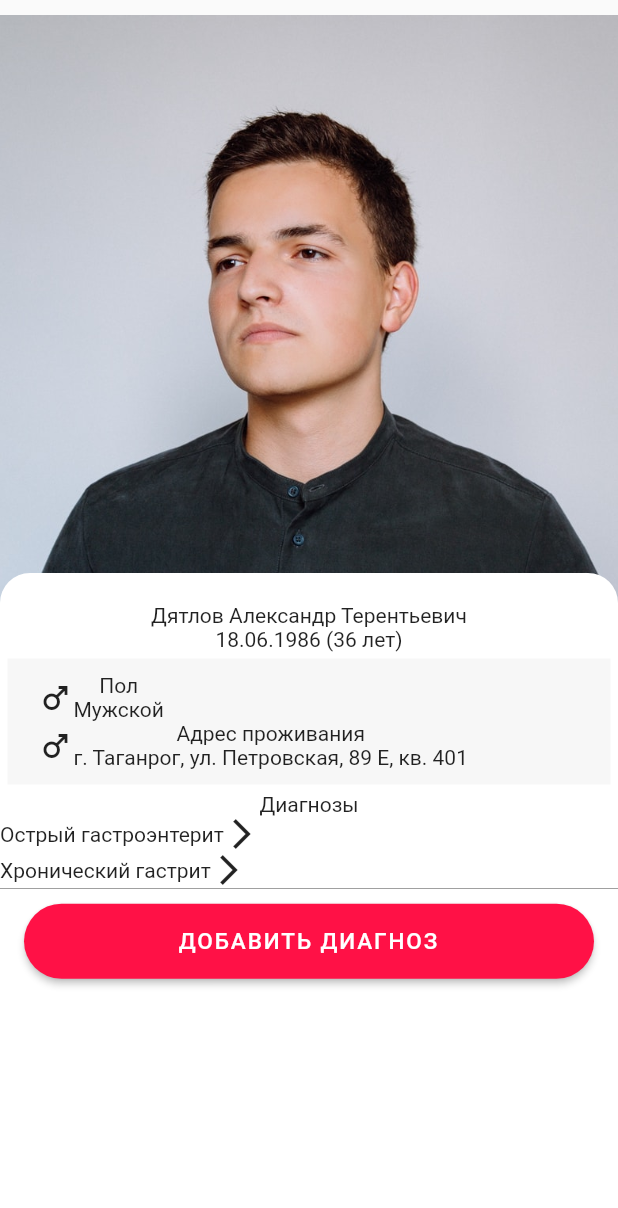
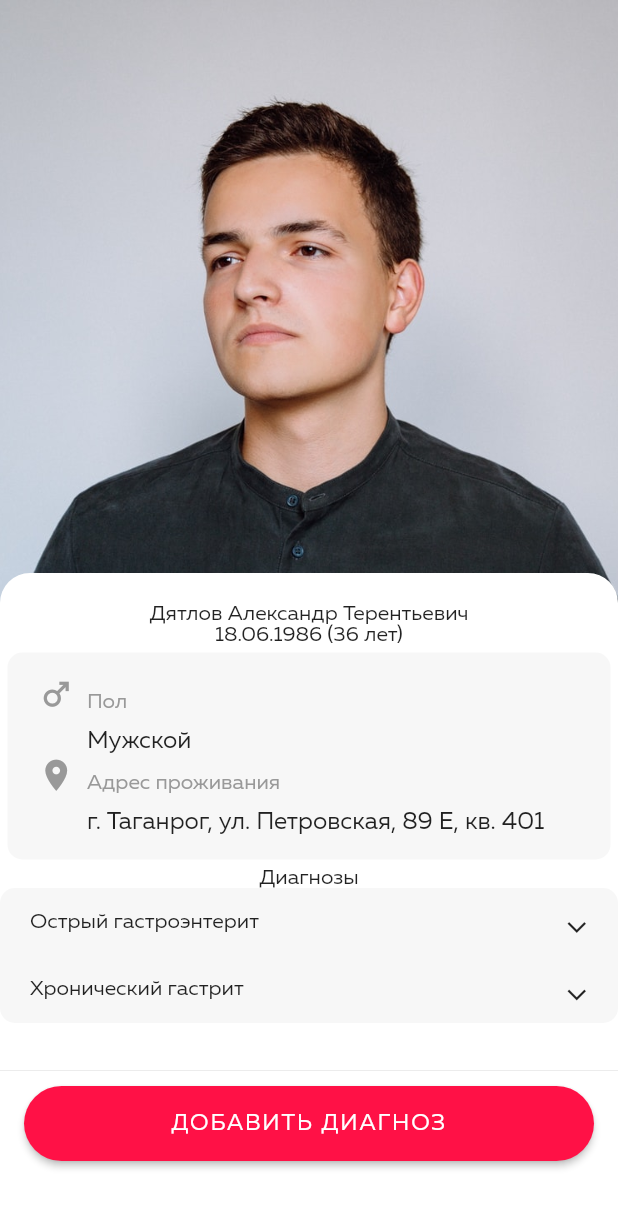
Before and after one commit to VasyaSmolyar/med_app, a Flutter app: the CardScreen screen opened directly with sample values from the repository, on a phone screen of 412 x 824 dp. Shown: the top 1208 px of the screen. Run offline on Flutter 3.47's test engine with Material 2 defaults, Android fonts, the phone set to English and light mode, and no system bars; our stand-ins replace bloc, flutter_bloc, flutter_slidable; missing offline and left inert: flutter_form_bloc; project files that could hold a hidden picture were left out.

Commit message:
Feat: card page styling

```diff
--- a/lib/screens/card_screen.dart
+++ b/lib/screens/card_screen.dart
@@ -24,6 +24,7 @@ class CardScreen extends StatelessWidget {
               pacient.image ?? 'assets/default.png',
               width: MediaQuery.of(context).size.width,
               height: MediaQuery.of(context).size.width,
+              fit: BoxFit.cover
             ),
           ),
           Container(
@@ -40,17 +41,25 @@ class CardScreen extends StatelessWidget {
             height: MediaQuery.of(context).size.height - MediaQuery.of(context).size.width + topPadding + 10,
             child: Column(
               children: [
+                Expanded(
+                  child: Column(
+                    children: [
                       Text(pacient.fullName),
                       Text(pacient.birthString),
                       Container(
                         decoration: const BoxDecoration(
-                    color: Color.fromRGBO(153, 153, 153, 0.08)
+                          color: Color.fromRGBO(153, 153, 153, 0.08),
+                          borderRadius: BorderRadius.all(
+                            Radius.circular(10),
+                          ),
                         ),
                         margin: const EdgeInsets.all(5.0),
                         padding: const EdgeInsets.symmetric(
                           horizontal: 20.0,
                           vertical: 10.0
                         ),
+                        child: Container(
+                          padding: const EdgeInsets.symmetric(vertical: 5),
                           child: Column(
                             children: [
                               TextTile(
@@ -59,19 +68,25 @@ class CardScreen extends StatelessWidget {
                                 subtitle: pacient.sexTitle
                               ),
                               TextTile(
-                        icon: pacient.sex == Sex.male ? Icons.male : Icons.female,
+                                icon: Icons.place,
                                 title: 'Адрес проживания',
                                 subtitle: pacient.address
                               ),
                             ]
                           ),
                         ),
+                      ),
                       DiagnosisCard(
                         diagnosises: pacient.diagnoses
                       ),
-                BottomPanel(
+                    ],
+                  ),
+                ),
+                Align(
+                  child: BottomPanel(
                     text: 'Добавить диагноз',
                     onTap: () {},
+                  ),
                 )
               ]
             ),
--- a/lib/screens/list_screen.dart
+++ b/lib/screens/list_screen.dart
@@ -18,10 +18,7 @@ class ListScreen extends StatelessWidget {
         return Scaffold(
           body: Column(
             children: [
-              const SizedBox(
-                height: 100,
-                child: TextHeader(header: 'Список пациентов')
-              ),
+              const TextHeader(header: 'Список пациентов'),
               Expanded(child: PacientList(pacients: state.pacients)),
               BottomPanel(
                 text: 'Добавить пациента',
--- a/lib/widgets/bottom_panel.dart
+++ b/lib/widgets/bottom_panel.dart
@@ -26,7 +26,7 @@ class BottomPanel extends StatelessWidget {
       width: MediaQuery.of(context).size.width,
       decoration: const BoxDecoration(
         border: Border(
-          top: BorderSide(width: 0.5, color: Color.fromRGBO(0, 0, 0, 0.5)),
+          top: BorderSide(width: 0.5, color: Color.fromRGBO(0, 0, 0, 0.1)),
         ),
       ),
       child: SizedBox(
--- a/lib/widgets/diagnosis_card.dart
+++ b/lib/widgets/diagnosis_card.dart
@@ -13,16 +13,29 @@ class DiagnosisCard extends StatelessWidget {
   Widget build(BuildContext context) {
     return Column(
       children: [
-        Text('Диагнозы'),
+        const Text('Диагнозы'),
         Container(
+          decoration: const BoxDecoration(
+            color: Color.fromRGBO(153, 153, 153, 0.08),
+            borderRadius: BorderRadius.all(
+              Radius.circular(10),
+            ),
+          ),
           child: Column(
             children:
               diagnosises.map((e) {
-                return Row(
-                  children: [
-                    Text(e.title),
-                    const Icon(Icons.arrow_forward_ios)
-                  ],
+                return Padding(
+                  padding: const EdgeInsets.symmetric(vertical: 15.0, horizontal: 20),
+                  child: Row(
+                    mainAxisAlignment: MainAxisAlignment.spaceBetween,
+                    children: [
+                      Text(e.title),
+                      const RotationTransition(
+                        turns: AlwaysStoppedAnimation(-90 / 360),
+                        child: Icon(Icons.arrow_back_ios, size: 15,)
+                      )
+                    ],
+                  ),
                 );
               }).toList(),
           ),
--- a/lib/widgets/pacient_list.dart
+++ b/lib/widgets/pacient_list.dart
@@ -13,7 +13,21 @@ class PacientList extends StatelessWidget {
 
   @override
   Widget build(BuildContext context) {
-    return ListView.builder(
+    const topPadding = 25.0;
+
+    return Container(
+      decoration: const BoxDecoration(
+        boxShadow: [
+          BoxShadow(color: Color.fromRGBO(0, 0, 0, 0.1), spreadRadius: 0.5)
+        ],
+        borderRadius: BorderRadius.only(
+          topLeft: Radius.circular(topPadding),
+          topRight: Radius.circular(topPadding)
+        ),
+        color: Colors.white
+      ),
+      //padding: const EdgeInsets.only(top: topPadding),
+      child: ListView.builder(
         itemCount: pacients.length,
         itemBuilder: (BuildContext context, int index) {
           return Slidable(
@@ -34,6 +48,12 @@ class PacientList extends StatelessWidget {
 
             child: GestureDetector(
               onTap: () => Navigator.pushNamed(context, CardScreen.name, arguments: pacients[index]),
+              child: Container(
+                decoration: const BoxDecoration(
+                  border: Border(
+                    bottom: BorderSide(width: 0.5, color: Color.fromRGBO(0, 0, 0, 0.1)),
+                  ),
+                ),
                 child: ListTile(
                   leading: Image.asset(
                     pacients[index].image ?? 'assets/default.png',
@@ -42,11 +62,16 @@ class PacientList extends StatelessWidget {
                   ),
                   subtitle: Text(pacients[index].birthString),
                   title: Text(pacients[index].initials),
-              trailing: const Icon(Icons.more_vert),
+                  trailing: const Icon(
+                    Icons.arrow_forward_ios,
+                    size: 15
+                  ),
+                ),
               ),
             ),
           );
         }
+      ),
     );
   }
 }
--- a/lib/widgets/text_header.dart
+++ b/lib/widgets/text_header.dart
@@ -11,7 +11,7 @@ class TextHeader extends StatelessWidget {
   @override
   Widget build(BuildContext context) {
     return Padding(
-      padding: const EdgeInsets.only(top: 50, bottom: 10),
+      padding: const EdgeInsets.only(top: 40, bottom: 10),
       child: Text(
         textAlign: TextAlign.center,
         style: const TextStyle(
--- a/lib/widgets/text_tile.dart
+++ b/lib/widgets/text_tile.dart
@@ -14,15 +14,46 @@ class TextTile extends StatelessWidget {
 
   @override
   Widget build(BuildContext context) {
-    return Row(
+
+    return Column(
       children: [
-        Icon(icon),
-        Column(
+        Row(
+          crossAxisAlignment: CrossAxisAlignment.end,
           children: [
-            Text(title),
-            Text(subtitle)
+            Padding(
+              padding: const EdgeInsets.only(right: 8.0),
+              child: Icon(icon, size: 25, color: const Color.fromRGBO(153, 153, 153, 1)),
+            ),
+            Text(
+              title,
+              style: const TextStyle(color: Color.fromRGBO(153, 153, 153, 1)),
+              textAlign: TextAlign.center
+            ),
           ],
-        )
+        ),
+        Padding(
+          padding: const EdgeInsets.only(top: 4.0),
+          child: Row(
+            crossAxisAlignment: CrossAxisAlignment.center,
+            children: [
+              Padding(
+                padding: const EdgeInsets.only(right: 8.0,),
+                child: Icon(icon, size: 25, color: Colors.transparent,),
+              ),
+              Flexible(
+                child: Text(
+                  subtitle,
+                  maxLines: 2,
+                  //textAlign: TextAlign.justify,
+                  style: const TextStyle(
+                    fontSize: 16,
+                    height: 1.5
+                  ),
+                ),
+              ),
+            ],
+          ),
+        ),
       ],
     );
   }
--- a/pubspec.yaml
+++ b/pubspec.yaml
@@ -80,8 +80,8 @@ flutter:
   fonts:
     - family: Muller
       fonts:
-        - asset: fonts/MullerRegular.ttf
-        - asset: fonts/MullerBold.ttf
+        - asset: assets/fonts/MullerRegular.ttf
+        - asset: assets/fonts/MullerBold.ttf
           weight: 500
   #   - family: Trajan Pro
   #     fonts:
```
Lines whose indentation alone changed are shown as unchanged.
